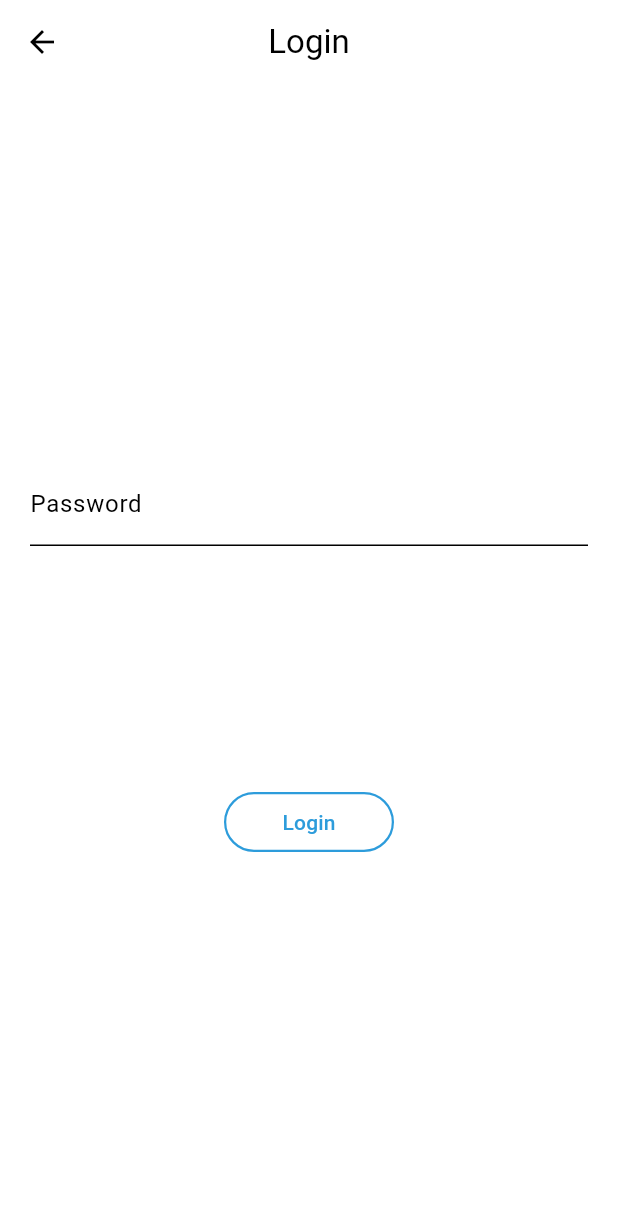
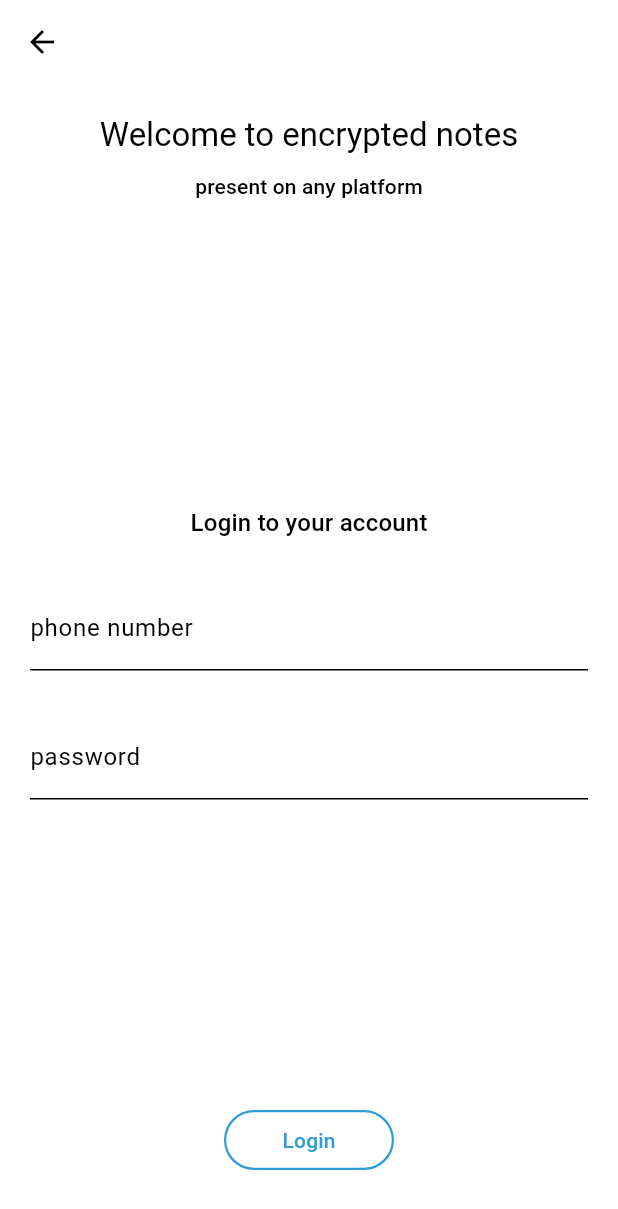
Before and after one commit to shortSparrow/encrypted_notes, a Flutter app: the screen it shows after launch, after a tap on "login", on a phone screen of 412 x 824 dp. Shown: the top 1209 px of the screen. Run offline on Flutter 3.47's test engine with Material 2 defaults, Android fonts, the light colour scheme and no system bars; our stand-ins replace bloc, dartz, device_info_plus, equatable, flutter_bloc, flutter_svg and 2 more; missing offline and left inert: dart:js_interop, dart:js_util.

Commit message:
sign up/ login screen layout

```diff
--- a/lib/injection.dart
+++ b/lib/injection.dart
@@ -1,9 +1,10 @@
+import 'package:encrypted_notes/presentation/screens/auth/cubit/auth_cubit.dart';
 import 'package:get_it/get_it.dart';
 
 import 'data/repositories/bio_web_auth/bio_web_auth_repository_impl.dart';
 import 'domain/repositories/bio_auth_repository.dart';
 import 'domain/usecases/biometrics/biometric_auth_usease.dart';
-import 'presentation/screens/login/cubit/login_cubit.dart';
+
 
 final sl = GetIt.I; // sl == Service Locator
 
@@ -19,8 +20,8 @@ Future<void> init() async {
     () => BiometricAuthUseCase(bioAuthRepository: sl()),
   );
 
-  sl.registerFactory<LoginCubit>(
-    () => LoginCubit(getAvailableBiometricsUseCase: sl()),
+  sl.registerFactory<AuthCubit>(
+    () => AuthCubit(getAvailableBiometricsUseCase: sl()),
   );
   // ** data layer
 
--- /dev/null
+++ b/lib/presentation/core/widgets/auth/AuthHeader.dart
@@ -0,0 +1,24 @@
+import 'package:flutter/material.dart';
+
+class AuthHeader extends StatelessWidget {
+  const AuthHeader({super.key});
+
+  @override
+  Widget build(BuildContext context) {
+    final theme = Theme.of(context);
+
+    return Column(
+      children: [
+        Text(
+          "Welcome to encrypted notes",
+          style: theme.textTheme.titleLarge,
+        ),
+        const SizedBox(height: 10),
+        Text(
+          "present on any platform",
+          style: theme.textTheme.titleSmall,
+        ),
+      ],
+    );
+  }
+}
--- /dev/null
+++ b/lib/presentation/core/widgets/auth/EnterCredentials.dart
@@ -0,0 +1,67 @@
+import 'package:encrypted_notes/presentation/core/widgets/TextButton.dart';
+import 'package:encrypted_notes/presentation/navigation/screens.dart';
+import 'package:flutter/material.dart';
+import 'package:go_router/go_router.dart';
+
+enum RequestType { login, signUp }
+
+class EnterCredentials extends StatelessWidget {
+  final RequestType requestType;
+  const EnterCredentials({super.key, required this.requestType});
+
+  @override
+  Widget build(BuildContext context) {
+    final theme = Theme.of(context);
+    return Column(
+      mainAxisAlignment: MainAxisAlignment.center,
+      crossAxisAlignment: CrossAxisAlignment.center,
+      children: [
+        Row(
+          mainAxisAlignment: MainAxisAlignment.center,
+          children: requestType == RequestType.signUp
+              ? [
+                  Text(
+                    "Create your account or",
+                    style: theme.textTheme.titleMedium,
+                  ),
+                  LinkedButton(
+                    text: "login",
+                    onTap: () {
+                      context.push(AppScreens.login.path);
+                    },
+                  )
+                ]
+              : [
+                  Text(
+                    "Login to your account",
+                    style: theme.textTheme.titleMedium,
+                  ),
+                ],
+        ),
+        const SizedBox(height: 30),
+        ConstrainedBox(
+          constraints: const BoxConstraints(minWidth: 100, maxWidth: 500),
+          child: TextFormField(
+            decoration: const InputDecoration(
+              border: UnderlineInputBorder(),
+              labelText: 'phone number',
+            ),
+            keyboardType: TextInputType.phone,
+            textInputAction: TextInputAction.next,
+          ),
+        ),
+        const SizedBox(height: 30),
+        ConstrainedBox(
+          constraints: const BoxConstraints(minWidth: 100, maxWidth: 500),
+          child: TextFormField(
+            decoration: const InputDecoration(
+              border: UnderlineInputBorder(),
+              labelText: 'password',
+            ),
+            obscureText: true,
+          ),
+        )
+      ],
+    );
+  }
+}
--- a/lib/presentation/navigation/routes.dart
+++ b/lib/presentation/navigation/routes.dart
@@ -1,4 +1,5 @@
 import 'package:encrypted_notes/presentation/navigation/screens.dart';
+import 'package:encrypted_notes/presentation/screens/auth/AuthScreen.dart';
 import 'package:encrypted_notes/presentation/screens/login/LoginScreen.dart';
 import 'package:encrypted_notes/presentation/screens/sign_up/SignUpScreen.dart';
 import 'package:flutter/material.dart';
@@ -19,7 +20,12 @@ final GoRouter router = GoRouter(
     GoRoute(
       path: AppScreens.login.path,
       name: AppScreens.login.name,
-      builder: (context, state) => const LoginScreenWrapperProvider(),
+      builder: (context, state) => const LoginScreen(),
+    ),
+        GoRoute(
+      path: AppScreens.auth.path,
+      name: AppScreens.auth.name,
+      builder: (context, state) => const AuthScreenWrapperProvider(),
     ),
   ],
   redirect: (context, state) {
--- a/lib/presentation/navigation/screens.dart
+++ b/lib/presentation/navigation/screens.dart
@@ -3,6 +3,7 @@
 import 'package:encrypted_notes/domain/entities/app_page.dart';
 
 class AppScreens {
+  static final auth = AppPage(name: 'auth', route: 'auth', path: '/auth');
   static final login = AppPage(name: 'login', route: 'login', path: '/login');
   static final sign_up =
       AppPage(name: 'sign_up', route: 'sign_up', path: '/sign_up');
--- a/lib/presentation/screens/login/cubit/login_cubit.dart
+++ b/lib/presentation/screens/auth/cubit/auth_cubit.dart
@@ -4,12 +4,12 @@ import 'package:encrypted_notes/domain/usecases/biometrics/biometric_auth_usease
 import 'package:equatable/equatable.dart';
 
 
-part 'login_state.dart';
+part 'Auth_state.dart';
 
-class LoginCubit extends Cubit<LoginState> {
+class AuthCubit extends Cubit<AuthState> {
   BiometricAuthUseCase getAvailableBiometricsUseCase;
 
-  LoginCubit({required this.getAvailableBiometricsUseCase})
+  AuthCubit({required this.getAvailableBiometricsUseCase})
       : super(LoginInitial());
 
   void checkIfBiometricsAvailable() async {
--- a/lib/presentation/screens/login/LoginScreen.dart
+++ b/lib/presentation/screens/login/LoginScreen.dart
@@ -1,99 +1,30 @@
+import 'package:encrypted_notes/presentation/core/widgets/Button.dart';
+import 'package:encrypted_notes/presentation/core/widgets/auth/AuthHeader.dart';
+import 'package:encrypted_notes/presentation/core/widgets/auth/EnterCredentials.dart';
 import 'package:flutter/material.dart';
-import 'package:flutter_bloc/flutter_bloc.dart';
 
-import 'package:encrypted_notes/presentation/core/widgets/Button.dart';
-
-import '../../../injection.dart';
-import '../../core/widgets/AppIconButton.dart';
-import 'cubit/login_cubit.dart';
-
-class LoginScreenWrapperProvider extends StatelessWidget {
-  const LoginScreenWrapperProvider({super.key});
+class LoginScreen extends StatelessWidget {
+  const LoginScreen({super.key});
 
   @override
   Widget build(BuildContext context) {
-    return BlocProvider(
-      create: (context) => sl<LoginCubit>(),
-      child: const LoginScreen(),
-    );
-  }
-}
-
-class LoginScreen extends StatefulWidget {
-  const LoginScreen({super.key});
-
-  @override
-  State<LoginScreen> createState() => _LoginScreenState();
-}
-
-class _LoginScreenState extends State<LoginScreen>
-    with SingleTickerProviderStateMixin {
-  bool _showBiometricsButton = false;
-
-  @override
-  void initState() {
-    super.initState();
-    BlocProvider.of<LoginCubit>(context).checkIfBiometricsAvailable();
-  }
-
-  @override
-  Widget build(BuildContext context) {
-    final loginCubit = BlocProvider.of<LoginCubit>(context);
-
     return Scaffold(
-      appBar: AppBar(
-        title: const Text("Login"),
-        centerTitle: true,
-      ),
+      appBar: AppBar(),
       body: Padding(
         padding: const EdgeInsets.symmetric(horizontal: 20, vertical: 20),
         child: Column(
-          mainAxisAlignment: MainAxisAlignment.center,
           children: [
-            ConstrainedBox(
-              constraints: const BoxConstraints(minWidth: 100, maxWidth: 500),
-              child: TextFormField(
-                decoration: const InputDecoration(
-                  border: UnderlineInputBorder(),
-                  labelText: 'Password',
-                ),
-                obscureText: true,
+            const AuthHeader(),
+            const Expanded(
+              child: EnterCredentials(
+                requestType: RequestType.login,
               ),
             ),
-            const SizedBox(height: 60),
-            SizedBox(
-              height: 40,
-              child: Center(
-                child: BlocListener<LoginCubit, LoginState>(
-                  listener: (context, state) {
-                    if (state is LoginHasBiometricAbility) {
-                      // without setState animation don't applies
-                      setState(() {
-                        _showBiometricsButton = true;
-                      });
-                    } else {
-                      setState(() {
-                        _showBiometricsButton = false;
-                      });
-                    }
-                  },
-                  child: AnimatedOpacity(
-                    opacity: _showBiometricsButton ? 1.0 : 0.0,
-                    duration: const Duration(milliseconds: 2000),
-                    child: AppIconButton(
-                      onPressed: loginCubit.callBiometricAuth,
-                      svgIconPath: "assets/images/touchId.svg",
-                      iconSize: const Size(20.0, 20.0),
-                    ),
-                  ),
-                ),
-              ),
-            ),
-            const SizedBox(height: 60),
-            Button(text: "Login", onPressed: loginCubit.onPressLogin),
+            Button(text: "Login", onPressed: () {}),
+            const SizedBox(height: 20),
           ],
         ),
       ),
-    );
+    );;
   }
 }
--- a/lib/presentation/screens/login/cubit/login_state.dart
+++ /dev/null
@@ -1,12 +0,0 @@
-part of 'login_cubit.dart';
-
-abstract class LoginState extends Equatable {
-  const LoginState();
-
-  @override
-  List<Object> get props => [];
-}
-
-class LoginInitial extends LoginState {}
-
-class LoginHasBiometricAbility extends LoginState {}
--- a/lib/presentation/screens/sign_up/SignUpScreen.dart
+++ b/lib/presentation/screens/sign_up/SignUpScreen.dart
@@ -1,80 +1,27 @@
+import 'package:flutter/material.dart';
+
 import 'package:encrypted_notes/presentation/core/widgets/Button.dart';
-import 'package:encrypted_notes/presentation/core/widgets/TextButton.dart';
-import 'package:encrypted_notes/presentation/navigation/screens.dart';
-import 'package:flutter/material.dart';
-import 'package:go_router/go_router.dart';
+import 'package:encrypted_notes/presentation/core/widgets/auth/AuthHeader.dart';
+import 'package:encrypted_notes/presentation/core/widgets/auth/EnterCredentials.dart';
 
 class SignUpScreen extends StatelessWidget {
   const SignUpScreen({super.key});
 
   @override
   Widget build(BuildContext context) {
-    final theme = Theme.of(context);
-
     return Scaffold(
       appBar: AppBar(),
       body: Padding(
         padding: const EdgeInsets.symmetric(horizontal: 20, vertical: 20),
         child: Column(
           children: [
-            Text(
-              "Welcome to encrypted notes",
-              style: theme.textTheme.titleLarge,
-            ),
-            const SizedBox(height: 10),
-            Text(
-              "present on any platform",
-              style: theme.textTheme.titleSmall,
-            ),
-            Expanded(
-              child: Column(
-                mainAxisAlignment: MainAxisAlignment.center,
-                crossAxisAlignment: CrossAxisAlignment.center,
-                children: [
-                  Row(
-                    mainAxisAlignment: MainAxisAlignment.center,
-                    children: [
-                      Text(
-                        "Create your account or",
-                        style: theme.textTheme.titleMedium,
-                      ),
-                      LinkedButton(
-                        text: "login",
-                        onTap: () {
-                          context.push(AppScreens.login.path);
-                        },
-                      )
-                    ],
-                  ),
-                  const SizedBox(height: 30),
-                  ConstrainedBox(
-                    constraints:
-                        const BoxConstraints(minWidth: 100, maxWidth: 500),
-                    child: TextFormField(
-                      decoration: const InputDecoration(
-                        border: UnderlineInputBorder(),
-                        labelText: 'phone number',
-                      ),
-                      keyboardType: TextInputType.phone,
-                      textInputAction: TextInputAction.next,
-                    ),
-                  ),
-                  const SizedBox(height: 30),
-                  ConstrainedBox(
-                    constraints:
-                        const BoxConstraints(minWidth: 100, maxWidth: 500),
-                    child: TextFormField(
-                      decoration: const InputDecoration(
-                        border: UnderlineInputBorder(),
-                        labelText: 'password',
-                      ),
-                      obscureText: true,
-                    ),
-                  )
-                ],
+            const AuthHeader(),
+            const Expanded(
+              child: EnterCredentials(
+                requestType: RequestType.signUp,
               ),
             ),
-            Button(text: "Next", onPressed: () {}),
+            Button(text: "Sign Up", onPressed: () {}),
             const SizedBox(height: 20),
           ],
         ),
```
Also changed, not shown: lib/presentation/screens/auth/AuthScreen.dart (added, +99 -0 lines), lib/presentation/screens/auth/cubit/Auth_state.dart (added, +12 -0 lines).
